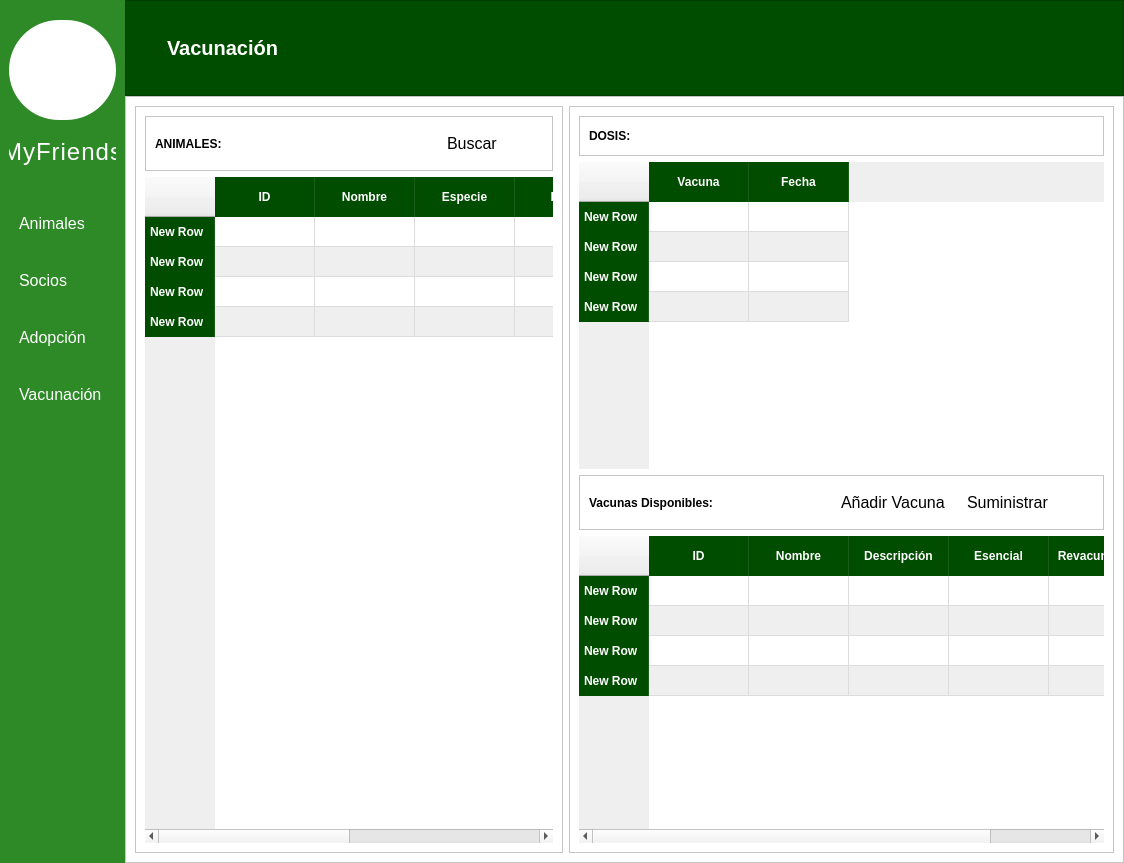
This is Interfaz/diseno.ui in MiguelGarcia29/RefugioAnimal-OR as Qt 5 draws it before an edit. The edited form follows.
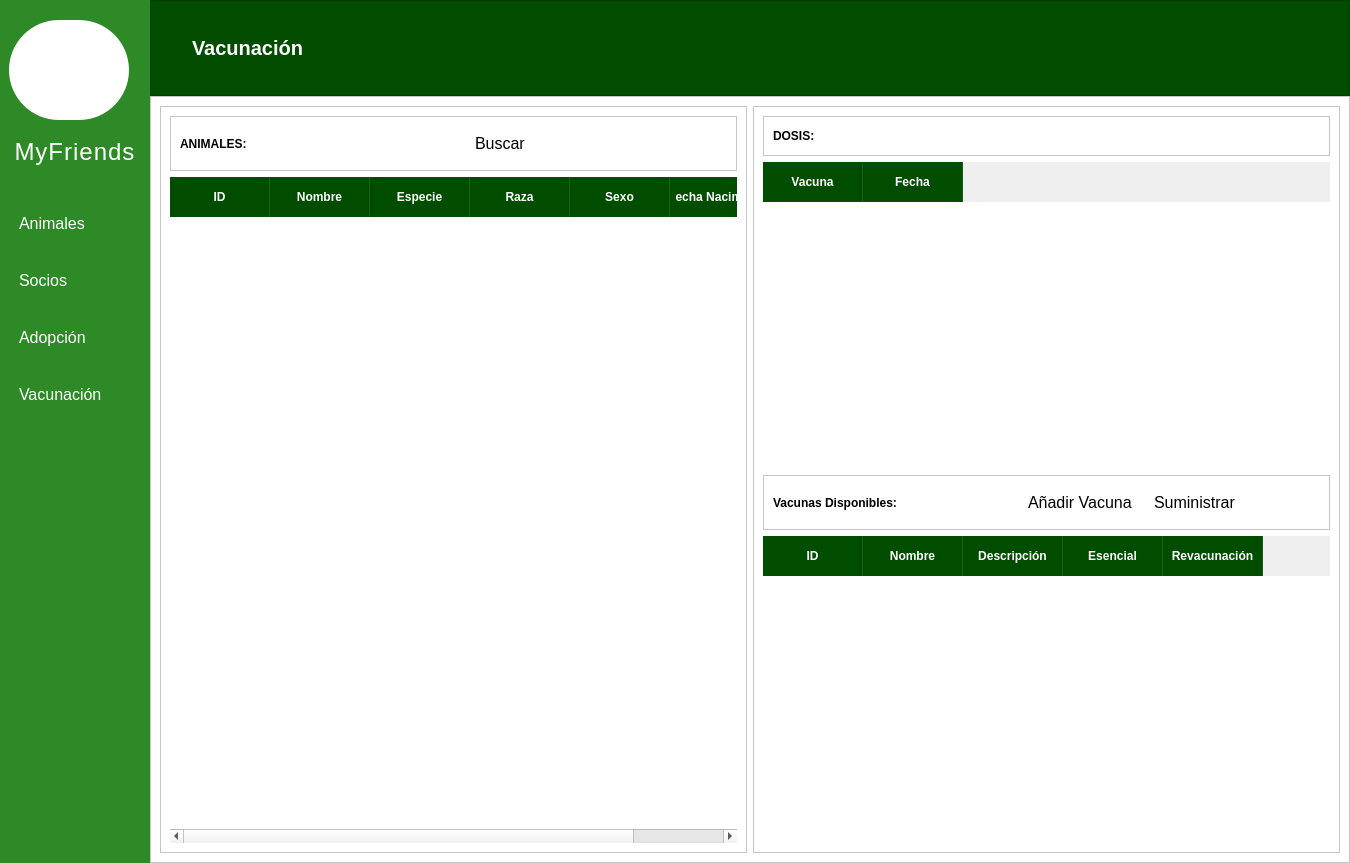
This is the edited form. The open tabs and pages were chosen to show the change. Icons and pictures are not drawn.

Commit message: Navegacion interfaz

```diff
--- a/Interfaz/diseno.ui
+++ b/Interfaz/diseno.ui
@@ -6,7 +6,7 @@
    <rect>
     <x>0</x>
     <y>0</y>
-    <width>1124</width>
+    <width>1350</width>
     <height>863</height>
    </rect>
   </property>
@@ -191,6 +191,9 @@
     </item>
     <item>
      <widget class="QStackedWidget" name="stackedWidget">
+      <property name="enabled">
+       <bool>true</bool>
+      </property>
       <property name="currentIndex">
        <number>1</number>
       </property>
@@ -1632,26 +1635,9 @@
                 <property name="alternatingRowColors">
                  <bool>true</bool>
                 </property>
-                <row>
-                 <property name="text">
-                  <string>New Row</string>
-                 </property>
-                </row>
-                <row>
-                 <property name="text">
-                  <string>New Row</string>
-                 </property>
-                </row>
-                <row>
-                 <property name="text">
-                  <string>New Row</string>
-                 </property>
-                </row>
-                <row>
-                 <property name="text">
-                  <string>New Row</string>
-                 </property>
-                </row>
+                <attribute name="verticalHeaderVisible">
+                 <bool>false</bool>
+                </attribute>
                 <column>
                  <property name="text">
                   <string>ID</string>
@@ -1740,26 +1726,9 @@
                 <property name="alternatingRowColors">
                  <bool>true</bool>
                 </property>
-                <row>
-                 <property name="text">
-                  <string>New Row</string>
-                 </property>
-                </row>
-                <row>
-                 <property name="text">
-                  <string>New Row</string>
-                 </property>
-                </row>
-                <row>
-                 <property name="text">
-                  <string>New Row</string>
-                 </property>
-                </row>
-                <row>
-                 <property name="text">
-                  <string>New Row</string>
-                 </property>
-                </row>
+                <attribute name="verticalHeaderVisible">
+                 <bool>false</bool>
+                </attribute>
                 <column>
                  <property name="text">
                   <string>Vacuna</string>
@@ -1851,26 +1820,9 @@
                 <property name="alternatingRowColors">
                  <bool>true</bool>
                 </property>
-                <row>
-                 <property name="text">
-                  <string>New Row</string>
-                 </property>
-                </row>
-                <row>
-                 <property name="text">
-                  <string>New Row</string>
-                 </property>
-                </row>
-                <row>
-                 <property name="text">
-                  <string>New Row</string>
-                 </property>
-                </row>
-                <row>
-                 <property name="text">
-                  <string>New Row</string>
-                 </property>
-                </row>
+                <attribute name="verticalHeaderVisible">
+                 <bool>false</bool>
+                </attribute>
                 <column>
                  <property name="text">
                   <string>ID</string>
```
Left out of the diff: 105 changed lines with no effect on the pictures. The commit also changes 5 other files.
